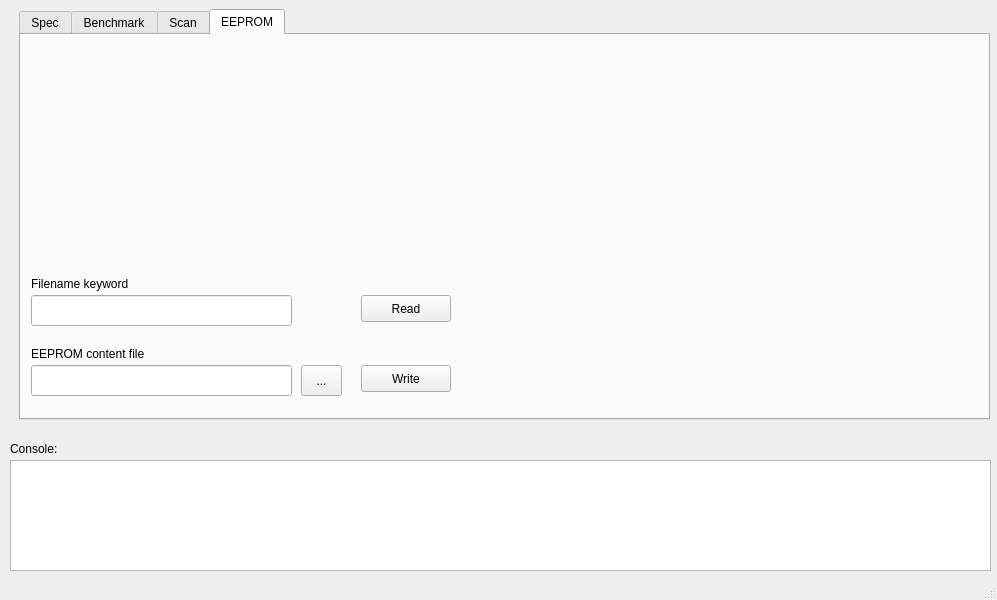
Yarr/Yarr, file gui/YarrGui/yarrgui.ui: the form before one commit.
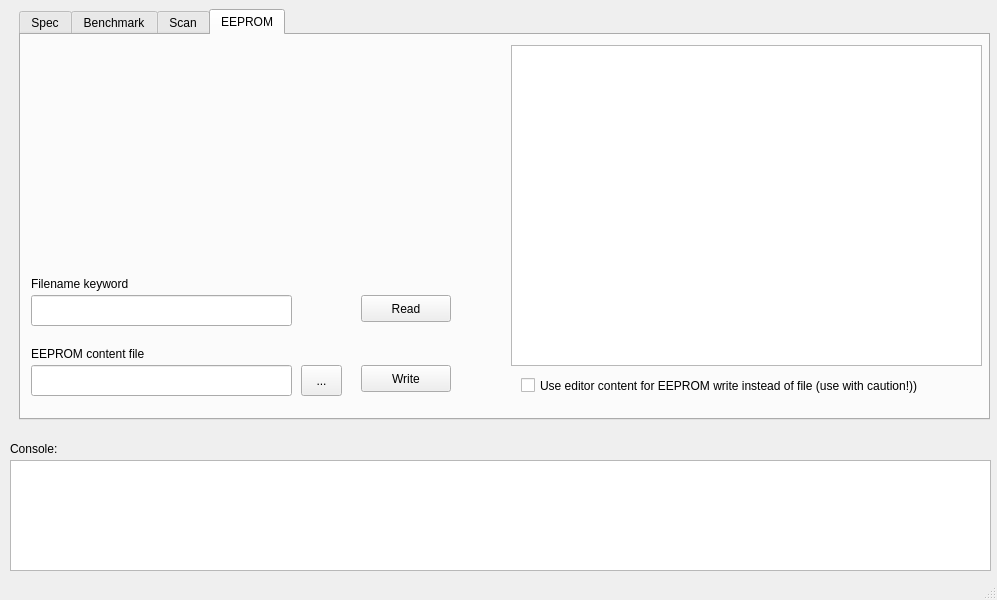
The form after the commit. The open tabs and pages were chosen to show the change. Custom widgets are drawn as their Qt base class.

Commit message: GUI EEPROM R/W with editor

Patch:
```diff
--- a/gui/YarrGui/yarrgui.ui
+++ b/gui/YarrGui/yarrgui.ui
@@ -502,6 +502,40 @@
        <string>Filename keyword</string>
       </property>
      </widget>
+     <widget class="QTextEdit" name="SBETextEdit">
+      <property name="enabled">
+       <bool>true</bool>
+      </property>
+      <property name="geometry">
+       <rect>
+        <x>490</x>
+        <y>10</y>
+        <width>471</width>
+        <height>321</height>
+       </rect>
+      </property>
+      <property name="font">
+       <font>
+        <family>Monospace</family>
+       </font>
+      </property>
+      <property name="acceptRichText">
+       <bool>false</bool>
+      </property>
+     </widget>
+     <widget class="QCheckBox" name="SBECheckBox">
+      <property name="geometry">
+       <rect>
+        <x>500</x>
+        <y>340</y>
+        <width>451</width>
+        <height>21</height>
+       </rect>
+      </property>
+      <property name="text">
+       <string>Use editor content for EEPROM write instead of file (use with caution!))</string>
+      </property>
+     </widget>
     </widget>
    </widget>
    <widget class="QTextEdit" name="console">
```
Left out of the diff: 2 changed lines with no effect on the pictures. The commit also changes 3 other files.
